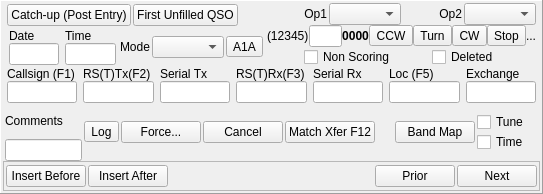
Before: the Qt Designer form mqt/MqtLogger/qsologframe.ui in zsteva/backup-minos2, drawn with Qt 5.
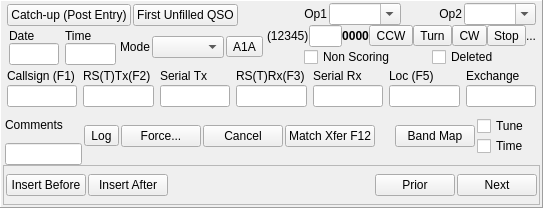
After: the same form once the commit is applied.

What changed in the file:
```diff
--- a/mqt/MqtLogger/qsologframe.ui
+++ b/mqt/MqtLogger/qsologframe.ui
@@ -7,7 +7,7 @@
     <x>0</x>
     <y>0</y>
     <width>543</width>
-    <height>194</height>
+    <height>208</height>
    </rect>
   </property>
   <property name="windowTitle">
@@ -237,6 +237,9 @@
            <property name="focusPolicy">
             <enum>Qt::ClickFocus</enum>
            </property>
+           <property name="editable">
+            <bool>true</bool>
+           </property>
           </widget>
          </item>
          <item>
@@ -254,6 +257,9 @@
            <property name="focusPolicy">
             <enum>Qt::ClickFocus</enum>
            </property>
+           <property name="editable">
+            <bool>true</bool>
+           </property>
           </widget>
          </item>
         </layout>
```
